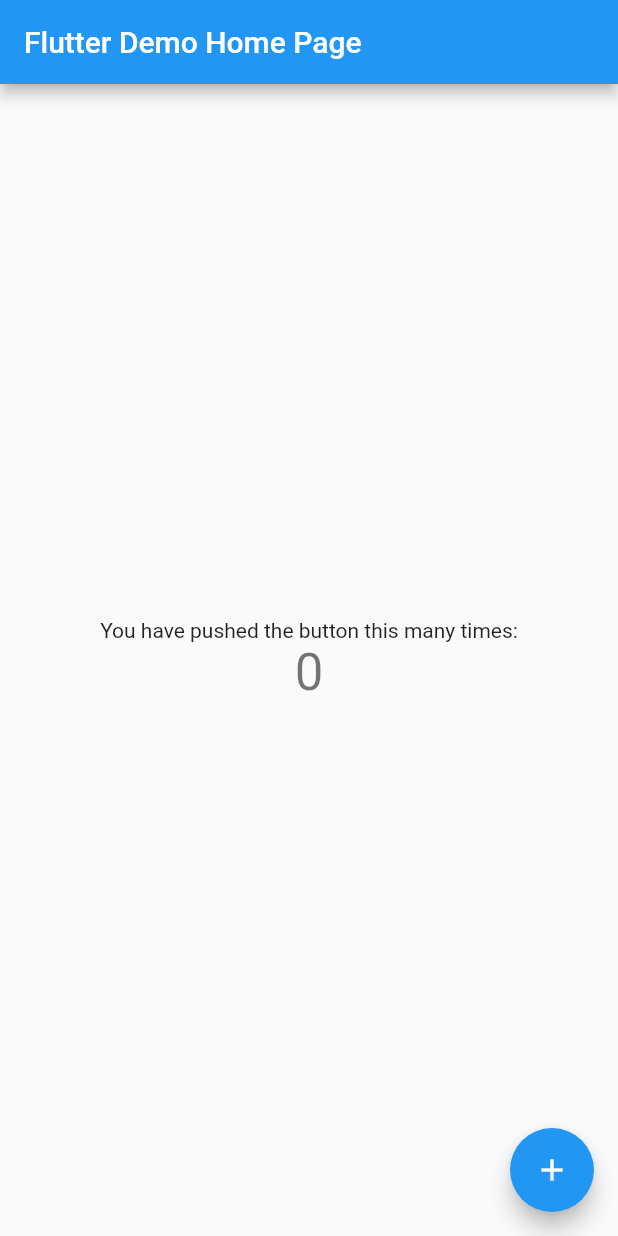
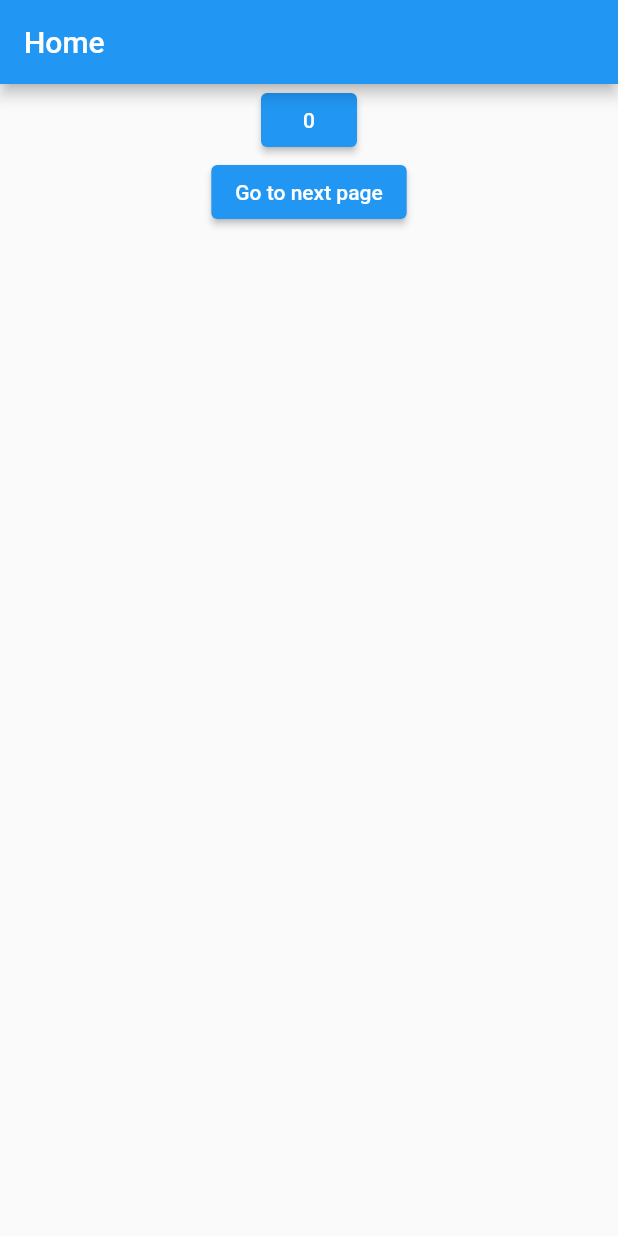
Before and after one commit to mohamedhabibmsahel/TravelApp, a Flutter app: the screen it shows after launch, on a phone screen of 412 x 824 dp. Run offline on Flutter 3.47's test engine with Material 2 defaults, Android fonts, the phone set to English and light mode, and no system bars; our stand-ins replace get, shared_preferences.

```diff
--- /dev/null
+++ b/my_travel_app/lib/controllers/home_controller.dart
@@ -0,0 +1,21 @@
+import 'package:get/get.dart';
+import 'package:shared_preferences/shared_preferences.dart';
+
+class HomeController extends GetxController {
+  static HomeController get find => Get.find<HomeController>();
+  var number = 0.obs;
+
+  // init of the controller
+  HomeController(){
+    setBool("firstTime", true);
+  }
+
+  void increment(){
+    number++;
+  }
+
+  Future<void> setBool(String key,bool value) async {
+    SharedPreferences prefs = await SharedPreferences.getInstance();
+    await prefs.setBool(key, value);
+  }
+}
--- a/my_travel_app/lib/main.dart
+++ b/my_travel_app/lib/main.dart
@@ -1,115 +1,33 @@
 import 'package:flutter/material.dart';
+import 'package:get/get.dart';
+import 'package:my_travel_app/views/home2_view.dart';
+import 'package:my_travel_app/controllers/home_controller.dart';
+import 'package:shared_preferences/shared_preferences.dart';
+import 'controllers/home2_controller.dart';
+import 'views/home_view.dart';
 
-void main() {
-  runApp(const MyApp());
+Future<void> main() async {
+  WidgetsFlutterBinding.ensureInitialized();
+
+  SharedPreferences prefs = await SharedPreferences.getInstance();
+  bool? token = prefs.getBool("firstTime");
+
+
+  runApp(GetMaterialApp(
+    initialBinding: InitialBindings(),
+    home: token != null && token ? const HomeView2() :  HomeView(),
+    getPages: [
+      GetPage(name: '/homeView', page: () => HomeView(),binding: BindingsBuilder.put(() => HomeController()) ),
+      GetPage(name: '/homeView2', page: () => const HomeView2(),binding: BindingsBuilder.put(() => HomeController2())),
+
+    ],
+  ));
 }
 
-class MyApp extends StatelessWidget {
-  const MyApp({Key? key}) : super(key: key);
-
-  // This widget is the root of your application.
+class InitialBindings implements Bindings {
   @override
-  Widget build(BuildContext context) {
-    return MaterialApp(
-      title: 'Flutter Demo',
-      theme: ThemeData(
-        // This is the theme of your application.
-        //
-        // Try running your application with "flutter run". You'll see the
-        // application has a blue toolbar. Then, without quitting the app, try
-        // changing the primarySwatch below to Colors.green and then invoke
-        // "hot reload" (press "r" in the console where you ran "flutter run",
-        // or simply save your changes to "hot reload" in a Flutter IDE).
-        // Notice that the counter didn't reset back to zero; the application
-        // is not restarted.
-        primarySwatch: Colors.blue,
-      ),
-      home: const MyHomePage(title: 'Flutter Demo Home Page'),
-    );
+  void dependencies() async {
+    Get.put<HomeController>(HomeController(), permanent: true);
+    Get.put<HomeController2>(HomeController2(), permanent: true);
   }
 }
-
-class MyHomePage extends StatefulWidget {
-  const MyHomePage({Key? key, required this.title}) : super(key: key);
-
-  // This widget is the home page of your application. It is stateful, meaning
-  // that it has a State object (defined below) that contains fields that affect
-  // how it looks.
-
-  // This class is the configuration for the state. It holds the values (in this
-  // case the title) provided by the parent (in this case the App widget) and
-  // used by the build method of the State. Fields in a Widget subclass are
-  // always marked "final".
-
-  final String title;
-
-  @override
-  State<MyHomePage> createState() => _MyHomePageState();
-}
-
-class _MyHomePageState extends State<MyHomePage> {
-  int _counter = 0;
-
-  void _incrementCounter() {
-    setState(() {
-      // This call to setState tells the Flutter framework that something has
-      // changed in this State, which causes it to rerun the build method below
-      // so that the display can reflect the updated values. If we changed
-      // _counter without calling setState(), then the build method would not be
-      // called again, and so nothing would appear to happen.
-      _counter++;
-    });
-  }
-
-  @override
-  Widget build(BuildContext context) {
-    // This method is rerun every time setState is called, for instance as done
-    // by the _incrementCounter method above.
-    //
-    // The Flutter framework has been optimized to make rerunning build methods
-    // fast, so that you can just rebuild anything that needs updating rather
-    // than having to individually change instances of widgets.
-    return Scaffold(
-      appBar: AppBar(
-        // Here we take the value from the MyHomePage object that was created by
-        // the App.build method, and use it to set our appbar title.
-        title: Text(widget.title),
-      ),
-      body: Center(
-        // Center is a layout widget. It takes a single child and positions it
-        // in the middle of the parent.
-        child: Column(
-          // Column is also a layout widget. It takes a list of children and
-          // arranges them vertically. By default, it sizes itself to fit its
-          // children horizontally, and tries to be as tall as its parent.
-          //
-          // Invoke "debug painting" (press "p" in the console, choose the
-          // "Toggle Debug Paint" action from the Flutter Inspector in Android
-          // Studio, or the "Toggle Debug Paint" command in Visual Studio Code)
-          // to see the wireframe for each widget.
-          //
-          // Column has various properties to control how it sizes itself and
-          // how it positions its children. Here we use mainAxisAlignment to
-          // center the children vertically; the main axis here is the vertical
-          // axis because Columns are vertical (the cross axis would be
-          // horizontal).
-          mainAxisAlignment: MainAxisAlignment.center,
-          children: <Widget>[
-            const Text(
-              'You have pushed the button this many times:',
-            ),
-            Text(
-              '$_counter',
-              style: Theme.of(context).textTheme.headline4,
-            ),
-          ],
-        ),
-      ),
-      floatingActionButton: FloatingActionButton(
-        onPressed: _incrementCounter,
-        tooltip: 'Increment',
-        child: const Icon(Icons.add),
-      ), // This trailing comma makes auto-formatting nicer for build methods.
-    );
-  }
-}
--- /dev/null
+++ b/my_travel_app/lib/views/home_view.dart
@@ -0,0 +1,35 @@
+import 'package:flutter/material.dart';
+import 'package:get/get.dart';
+import '../controllers/home_controller.dart';
+
+class HomeView extends StatelessWidget {
+  @override
+  Widget build(BuildContext context) {
+
+    return GetBuilder<HomeController>(
+      builder: (controller) => Scaffold(
+        appBar: AppBar(
+          title: const Text('Home'),
+        ),
+        body: Center(
+          child: Column(
+            children: [
+          ElevatedButton(
+              onPressed: () {
+                controller.increment();
+              },
+              child: Obx(() => Text(controller.number.toString()))),
+          ElevatedButton(
+              onPressed: () {
+                Get.toNamed("/homeView2");
+              },
+              child: const Text("Go to next page"))
+            ],
+          ),
+        ),
+      ),
+    );
+  }
+
+
+}
--- a/my_travel_app/pubspec.yaml
+++ b/my_travel_app/pubspec.yaml
@@ -29,8 +29,9 @@ environment:
 dependencies:
   flutter:
     sdk: flutter
-
-
+  get: ^4.1.4
+  shared_preferences: ^2.0.15
+  http: ^0.13.4
   # The following adds the Cupertino Icons font to your application.
   # Use with the CupertinoIcons class for iOS style icons.
   cupertino_icons: ^1.0.2
```
Also changed, not shown: my_travel_app/lib/controllers/home2_controller.dart (added, +9 -0 lines), my_travel_app/lib/models/decoded_response.dart (added, +10 -0 lines), my_travel_app/lib/views/home2_view.dart (added, +33 -0 lines), my_travel_app/lib/services/ApiBaseHelperService.dart (added), my_travel_app/pubspec.lock, 8 other files.
